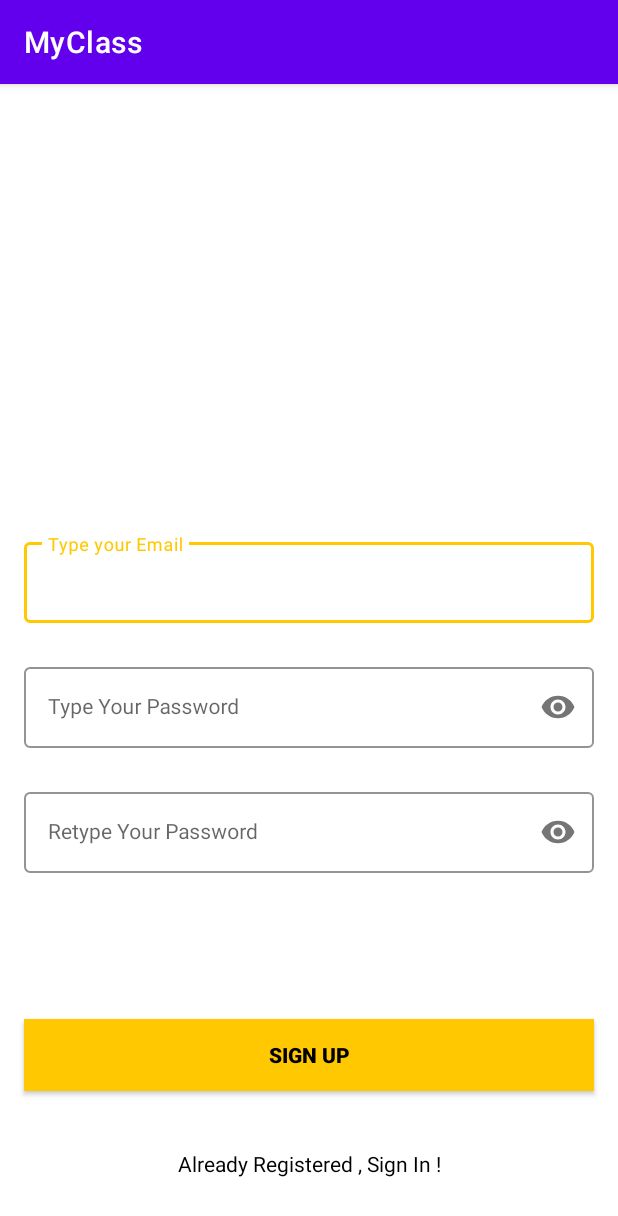
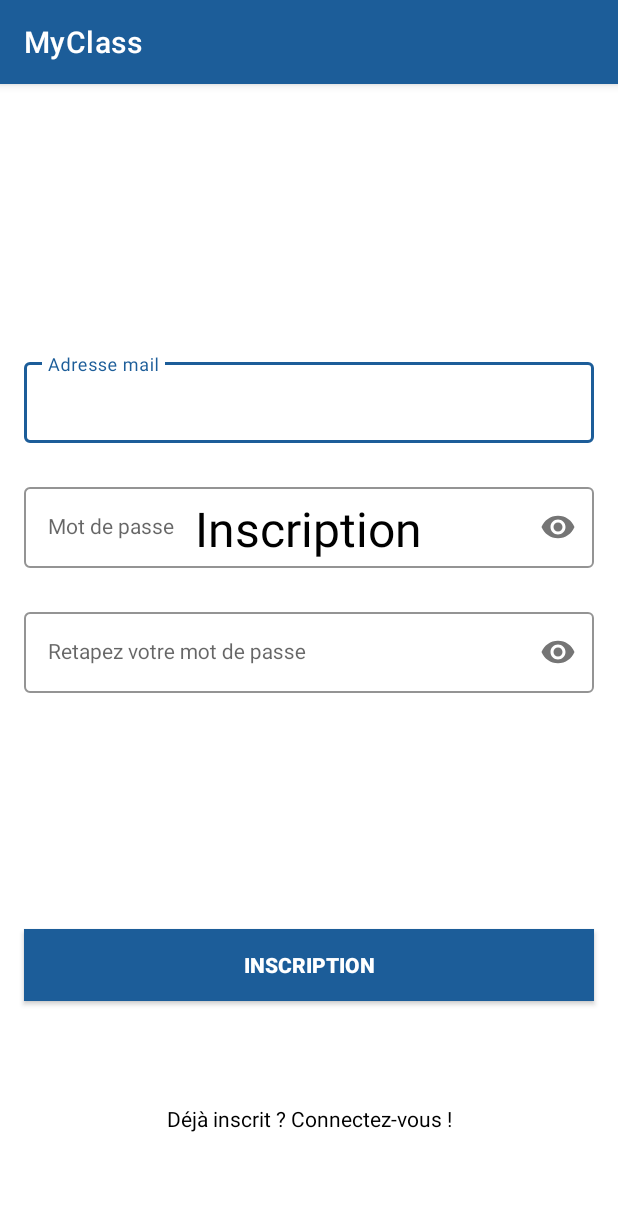
Before and after one commit to Rom2-ls/MyClass, an Android app: the SignUpActivity screen opened directly, with no data from a screen before it, on a phone screen of 412 x 824 dp. Shown: the top 1216 px of the screen. Run offline under Robolectric (Android 15) with nearby library versions, the phone set to English and light mode, and no system bars; our stand-ins replace Firebase (no records; nobody signed in at launch, a user with empty details on screens opened directly).

Commit message:
Add design

```diff
--- a/app/src/main/res/layout/activity_sign_up.xml
+++ b/app/src/main/res/layout/activity_sign_up.xml
@@ -7,6 +7,19 @@
     android:background="@color/white"
     tools:context=".SignUpActivity">
 
+    <TextView
+        android:id="@+id/title"
+        android:layout_width="wrap_content"
+        android:layout_height="wrap_content"
+        android:layout_marginBottom="450dp"
+        android:textSize="32dp"
+        android:text="Inscription"
+        android:textColor="@color/black"
+        app:layout_constraintBottom_toBottomOf="parent"
+        app:layout_constraintEnd_toEndOf="parent"
+        app:layout_constraintHorizontal_bias="0.498"
+        app:layout_constraintStart_toStartOf="parent" />
+
 
     <com.google.android.material.textfield.TextInputLayout
         android:id="@+id/emailLayout"
@@ -14,9 +27,9 @@
         android:layout_width="match_parent"
         android:layout_height="wrap_content"
         android:layout_marginHorizontal="16dp"
-        android:layout_marginTop="300dp"
-        app:boxStrokeColor="@color/yellow"
-        app:hintTextColor="@color/yellow"
+        android:layout_marginTop="180dp"
+        app:boxStrokeColor="@color/primary"
+        app:hintTextColor="@color/primary"
         app:layout_constraintEnd_toEndOf="parent"
         app:layout_constraintHorizontal_bias="0.5"
         app:layout_constraintStart_toStartOf="parent"
@@ -27,7 +40,7 @@
             style="@style/LoginTextInputInnerFieldStyle"
             android:layout_width="match_parent"
             android:layout_height="wrap_content"
-            android:hint="Type your Email"
+            android:hint="Adresse mail"
             android:inputType="textEmailAddress" />
     </com.google.android.material.textfield.TextInputLayout>
 
@@ -38,8 +51,8 @@
         android:layout_height="wrap_content"
         android:layout_marginHorizontal="16dp"
         android:layout_marginTop="24dp"
-        app:boxStrokeColor="@color/yellow"
-        app:hintTextColor="@color/yellow"
+        app:boxStrokeColor="@color/primary"
+        app:hintTextColor="@color/primary"
         app:layout_constraintEnd_toEndOf="parent"
         app:layout_constraintHorizontal_bias="0.5"
         app:layout_constraintStart_toStartOf="parent"
@@ -51,7 +64,7 @@
             style="@style/LoginTextInputInnerFieldStyle"
             android:layout_width="match_parent"
             android:layout_height="wrap_content"
-            android:hint="Type Your Password"
+            android:hint="Mot de passe"
             android:inputType="textPassword" />
     </com.google.android.material.textfield.TextInputLayout>
 
@@ -62,8 +75,8 @@
         android:layout_height="wrap_content"
         android:layout_marginHorizontal="16dp"
         android:layout_marginTop="24dp"
-        app:boxStrokeColor="@color/yellow"
-        app:hintTextColor="@color/yellow"
+        app:boxStrokeColor="@color/primary"
+        app:hintTextColor="@color/primary"
         app:layout_constraintEnd_toEndOf="parent"
         app:layout_constraintHorizontal_bias="0.5"
         app:layout_constraintStart_toStartOf="parent"
@@ -75,7 +88,7 @@
             style="@style/LoginTextInputInnerFieldStyle"
             android:layout_width="match_parent"
             android:layout_height="wrap_content"
-            android:hint="Retype Your Password"
+            android:hint="Retapez votre mot de passe"
             android:inputType="textPassword" />
     </com.google.android.material.textfield.TextInputLayout>
 
@@ -84,9 +97,9 @@
         android:layout_width="0dp"
         android:layout_height="wrap_content"
         android:layout_marginHorizontal="16dp"
-        android:background="@color/yellow"
-        android:text="Sign Up"
-        android:textColor="@color/black"
+        android:background="@color/primary"
+        android:text="Inscription"
+        android:textColor="@color/white"
         android:textStyle="bold"
         app:layout_constraintBottom_toBottomOf="parent"
         app:layout_constraintEnd_toEndOf="parent"
@@ -98,7 +111,7 @@
         android:layout_width="wrap_content"
         android:layout_height="wrap_content"
         android:textColor="@color/black"
-        android:text="Already Registered , Sign In !"
+        android:text="Déjà inscrit ? Connectez-vous !"
         app:layout_constraintBottom_toBottomOf="parent"
         app:layout_constraintEnd_toEndOf="parent"
         app:layout_constraintHorizontal_bias="0.5"
--- a/app/src/main/res/values/colors.xml
+++ b/app/src/main/res/values/colors.xml
@@ -8,4 +8,5 @@
     <color name="black">#FF000000</color>
     <color name="white">#FFFFFFFF</color>
     <color name="yellow">#FFC801</color>
+    <color name="primary">#1C5D99</color>
 </resources>
--- a/app/src/main/res/values/themes.xml
+++ b/app/src/main/res/values/themes.xml
@@ -2,8 +2,8 @@
     <!-- Base application theme. -->
     <style name="Theme.MyClass" parent="Theme.MaterialComponents.DayNight.DarkActionBar">
         <!-- Primary brand color. -->
-        <item name="colorPrimary">@color/purple_500</item>
-        <item name="colorPrimaryVariant">@color/purple_700</item>
+        <item name="colorPrimary">@color/primary</item>
+        <item name="colorPrimaryVariant">@color/primary</item>
         <item name="colorOnPrimary">@color/white</item>
         <!-- Secondary brand color. -->
         <item name="colorSecondary">@color/teal_200</item>
```
Also changed, not shown: app/src/main/java/com/example/myclass/MainActivity.kt (+10 -1 lines), app/src/main/res/layout/activity_main.xml (+15 -0 lines), app/src/main/res/layout/activity_sign_in.xml (+23 -11 lines).
